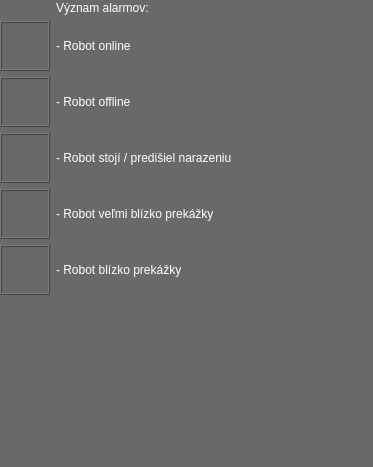
This is robotGUI/alarmdialog.ui in Samwise101/robotHMI as Qt 5 draws it before an edit. The edited form follows.
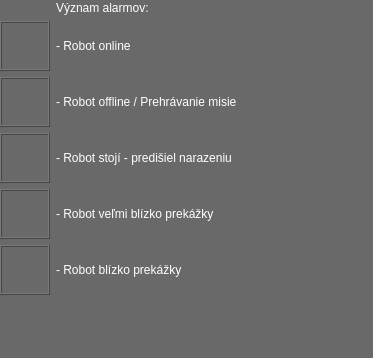
This is the edited form. Icons and pictures are not drawn.

The edit to the form file:
```diff
--- a/robotGUI/alarmdialog.ui
+++ b/robotGUI/alarmdialog.ui
@@ -7,7 +7,7 @@
     <x>0</x>
     <y>0</y>
     <width>373</width>
-    <height>467</height>
+    <height>358</height>
    </rect>
   </property>
   <property name="sizePolicy">
@@ -122,7 +122,7 @@
 color:#ffffff;</string>
       </property>
       <property name="text">
-       <string>- Robot offline</string>
+       <string>- Robot offline / Prehrávanie misie</string>
       </property>
      </widget>
     </item>
@@ -152,7 +152,7 @@
 color:#ffffff;</string>
       </property>
       <property name="text">
-       <string>- Robot stojí / predišiel narazeniu</string>
+       <string>- Robot stojí - predišiel narazeniu</string>
       </property>
      </widget>
     </item>
```
